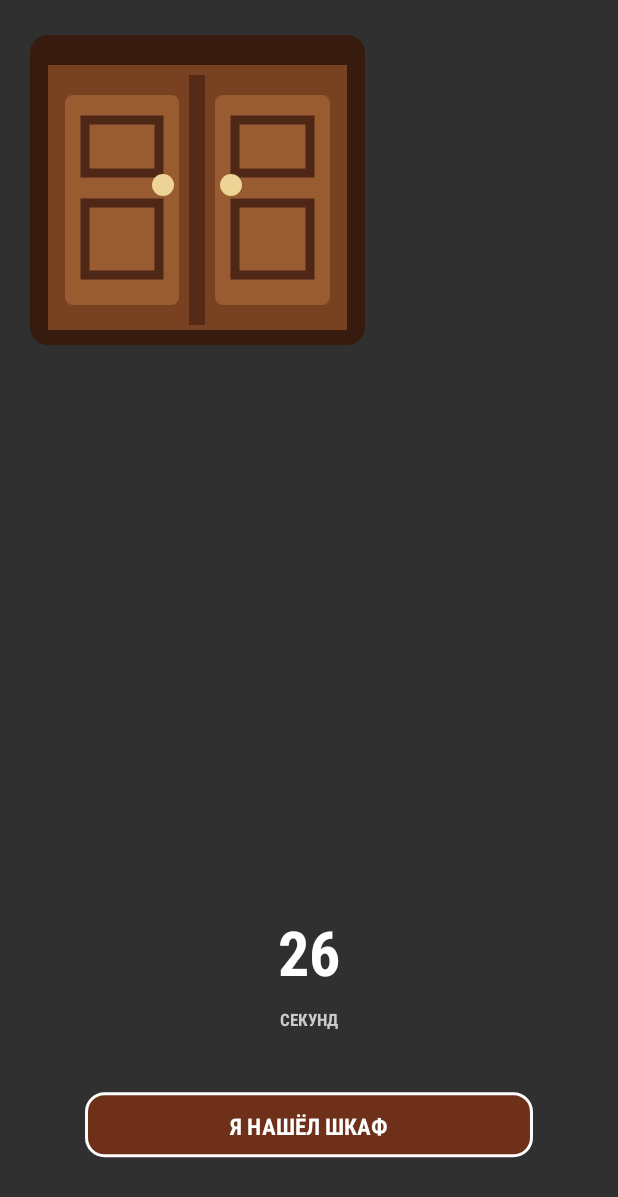
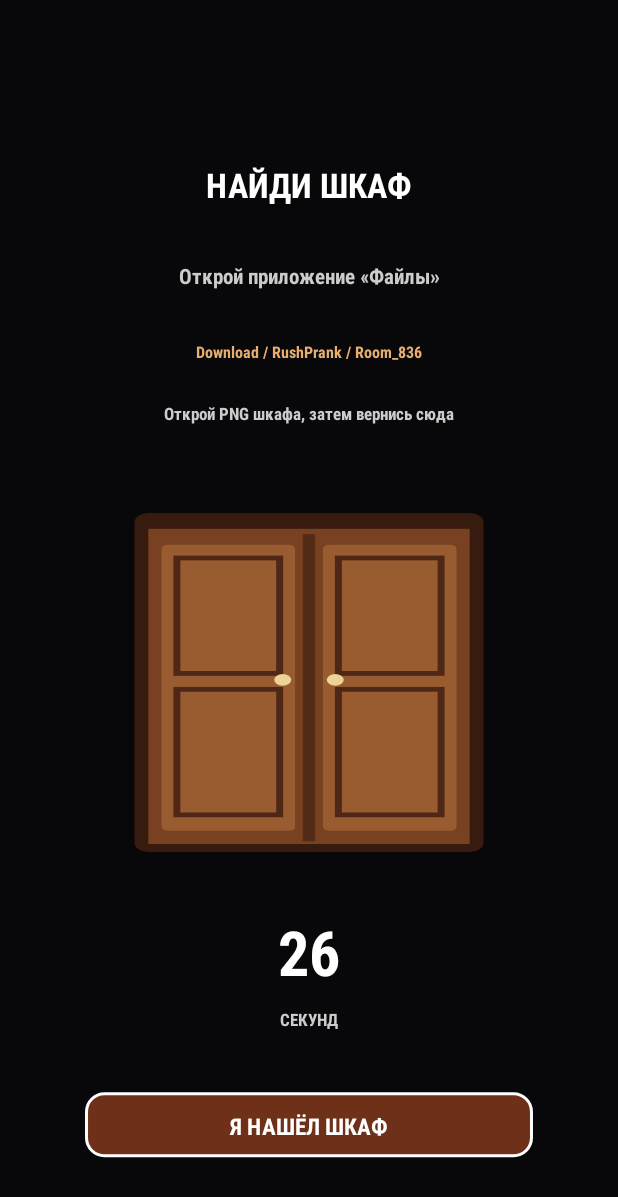
Before and after one commit to tenderrst-hue/Rush-, an Android app: the screen it shows after launch (MainActivity), on a phone screen of 412 x 824 dp. Shown: the top 1197 px of the screen. Run offline under Robolectric (Android 15) with nearby library versions, the phone set to English and light mode, and no system bars.

Commit message:
Fix cabinet rendering scale

```diff
--- a/app/src/main/java/com/tenderrst/rushprank/MainActivity.java
+++ b/app/src/main/java/com/tenderrst/rushprank/MainActivity.java
@@ -111,7 +111,6 @@ public class MainActivity extends Activity {
 
     private static void drawCabinet(Canvas c, int w, int h) {
         Paint p = new Paint(3);
-        c.drawColor(Color.TRANSPARENT, android.graphics.PorterDuff.Mode.CLEAR);
         p.setColor(Color.rgb(55,27,14)); c.drawRoundRect(30,35,w-30,h-25,18,18,p);
         p.setColor(Color.rgb(120,66,34)); c.drawRect(48,65,w-48,h-40,p);
         p.setColor(Color.rgb(83,43,23)); c.drawRect(w/2-8,75,w/2+8,h-45,p);
@@ -122,6 +121,14 @@ public class MainActivity extends Activity {
         c.drawRect(w/2+38,120,w-85,h/2-12,p); c.drawRect(w/2+38,h/2+18,w-85,h-95,p);
         p.setStyle(Paint.Style.FILL); p.setColor(Color.rgb(238,211,151));
         c.drawCircle(w/2-34,h/2,11,p); c.drawCircle(w/2+34,h/2,11,p);
+    }
+
+    private static void drawCabinetAt(Canvas c, float x, float y, float width, float height) {
+        c.save();
+        c.translate(x, y);
+        c.scale(width / 512f, height / 700f);
+        drawCabinet(c, 512, 700);
+        c.restore();
     }
 
     private class GameView extends View {
@@ -149,14 +156,13 @@ public class MainActivity extends Activity {
                 text(c,"Открой приложение «Файлы»",w/2,h*.23f,21,Color.LTGRAY);
                 text(c,"Download / RushPrank / "+folderName,w/2,h*.29f,16,Color.rgb(230,174,111));
                 text(c,"Открой PNG шкафа, затем вернись сюда",w/2,h*.34f,17,Color.LTGRAY);
-                p.setColor(Color.rgb(130,70,37)); c.drawRoundRect(w*.18f,h*.40f,w*.82f,h*.70f,16,16,p);
-                drawCabinet(c,(int)(w*.64f),(int)(h*.30f));
+                drawCabinetAt(c,w*.18f,h*.40f,w*.64f,h*.30f);
                 text(c,String.format(Locale.US,"%02d",secondsLeft),w/2,h*.79f,62,Color.WHITE);
                 text(c,"СЕКУНД",w/2,h*.83f,17,Color.LTGRAY);
                 button(c,"Я НАШЁЛ ШКАФ",w/2,h*.91f,w*.72f,62);
             } else if (phase == 2) {
                 text(c,"ТЫ ВНУТРИ ШКАФА?",w/2,h*.18f,28,Color.WHITE);
-                drawCabinet(c,(int)(w*.86f),(int)(h*.58f));
+                drawCabinetAt(c,w*.07f,h*.25f,w*.86f,h*.58f);
                 button(c,"СПРЯТАТЬСЯ",w/2,h*.88f,w*.72f,64);
             } else if (phase == 3) {
                 text(c,"ТИШЕ...",w/2,h*.14f,32,Color.WHITE);
```
